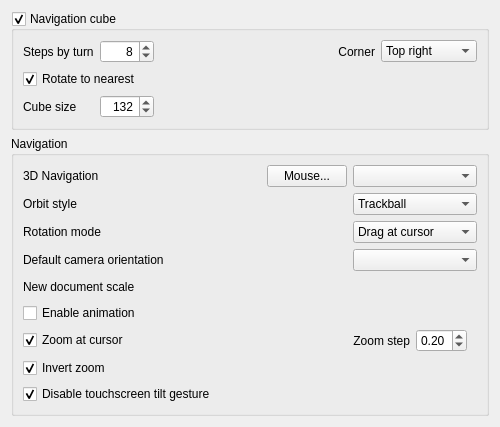
southseact-3d/fcd, file src/Gui/DlgSettingsNavigation.ui: the form before one commit.
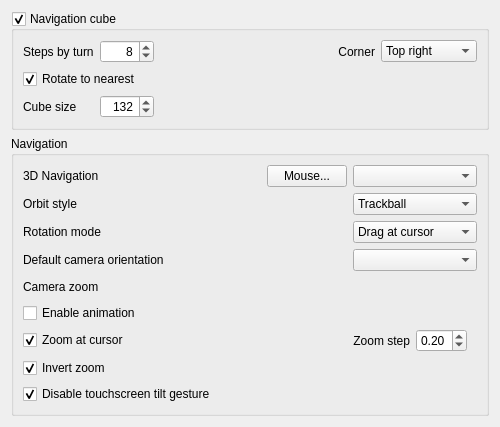
The form after the commit. Custom widgets are drawn as their Qt base class.

Commit message: + code refactoring of View3DInventorPy::viewDefaultOrientation

```diff
--- a/src/Gui/DlgSettingsNavigation.ui
+++ b/src/Gui/DlgSettingsNavigation.ui
@@ -361,7 +361,7 @@
        <item row="4" column="0">
          <widget class="QLabel" name="label_2">
           <property name="text">
-           <string>New document scale</string>
+           <string>Camera zoom</string>
           </property>
          </widget>
         </item>
```
The commit also changes 2 other files.
